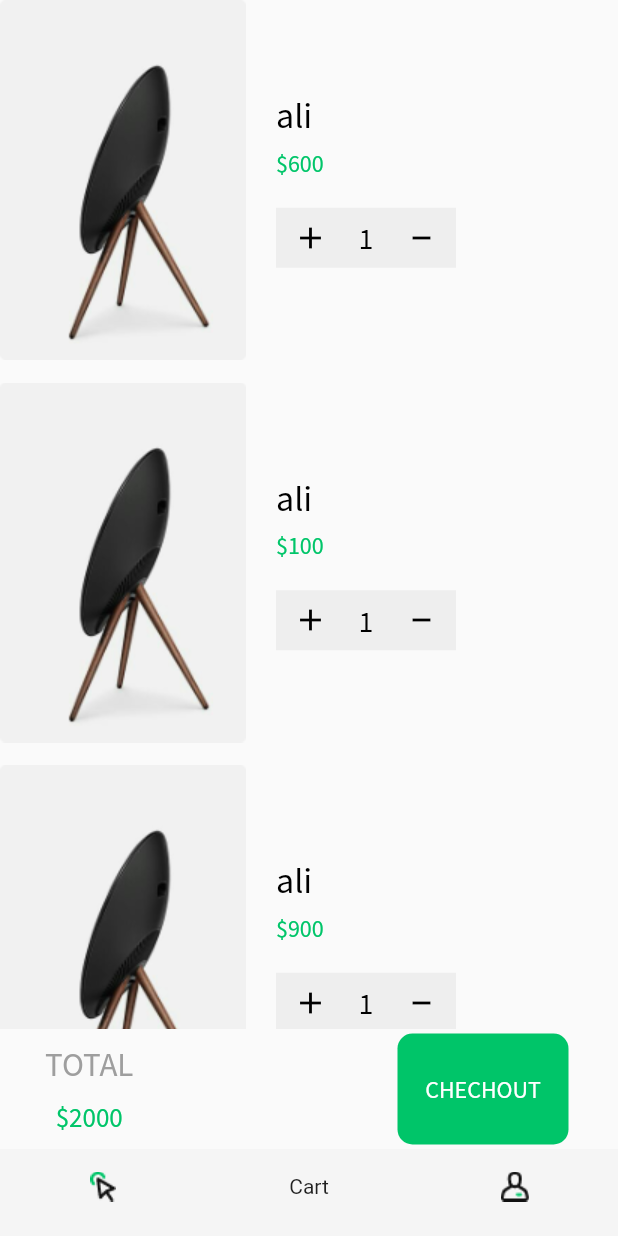
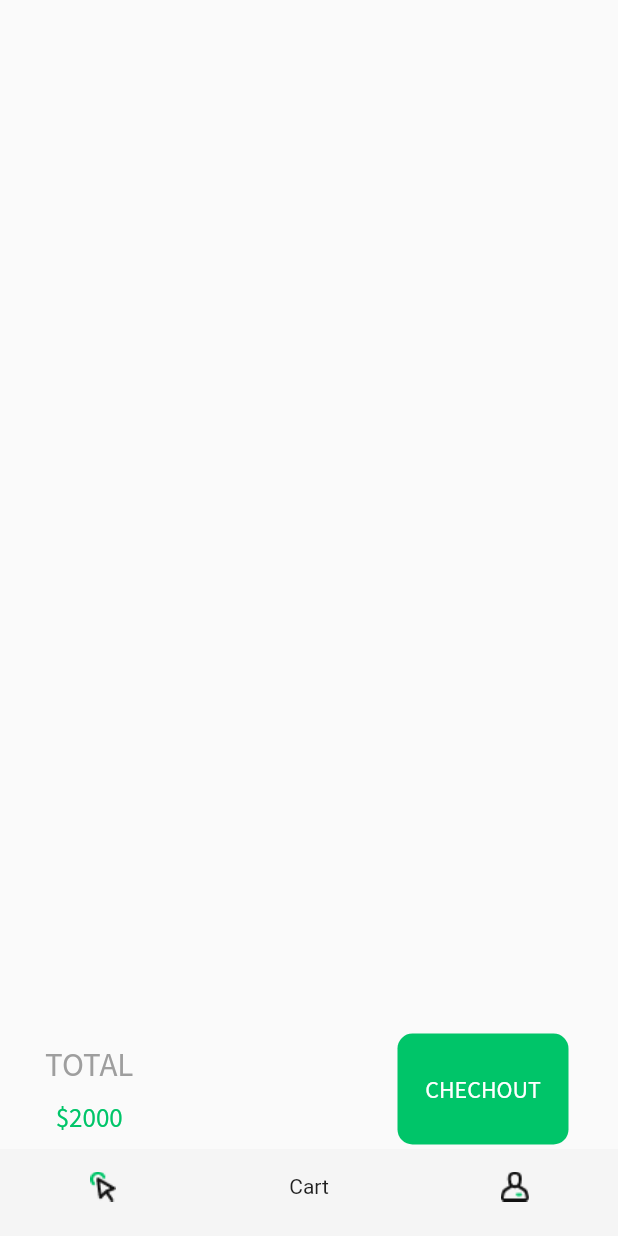
Before and after one commit to AliAlsaeed17/mega_store, a Flutter app: the screen it shows once a user with an empty profile is signed in, item 2 of the bottom bar chosen, on a phone screen of 412 x 824 dp. Run offline on Flutter 3.47's test engine with Material 2 defaults, Android fonts, the phone set to English and light mode, and no system bars; our stand-ins replace cloud_firestore, firebase_auth, firebase_core, get, google_sign_in, sqflite; missing offline and left inert: flutter_login_facebook; accounts and stored records are empty.

Commit message:
Add cart controller funcionality

```diff
--- a/lib/views/cart_screen.dart
+++ b/lib/views/cart_screen.dart
@@ -1,29 +1,9 @@
 import 'package:flutter/material.dart';
+import 'package:get/get.dart';
 import 'package:mega_store/constants.dart';
+import 'package:mega_store/core/controllers/cart_controller.dart';
 import 'package:mega_store/views/widgets/custom_button.dart';
 import 'package:mega_store/views/widgets/custom_text.dart';
-
-List<String> names = [
-  "ali",
-  "ali",
-  "ali",
-  "ali",
-  "ali",
-];
-List<String> images = [
-  "assets/images/chaire.png",
-  "assets/images/chaire.png",
-  "assets/images/chaire.png",
-  "assets/images/chaire.png",
-  "assets/images/chaire.png",
-];
-List<int> prices = [
-  600,
-  100,
-  900,
-  600,
-  200,
-];
 
 class CartScreen extends StatelessWidget {
   const CartScreen({Key? key}) : super(key: key);
@@ -34,53 +14,60 @@ class CartScreen extends StatelessWidget {
       body: Column(
         children: [
           Expanded(
+            child: GetBuilder<CartController>(
+              init: Get.find<CartController>(),
+              builder: (controller) => Padding(
+                padding: const EdgeInsets.all(15),
                 child: Container(
                   child: ListView.separated(
                     separatorBuilder: (context, index) {
-                  return SizedBox(height: 15);
+                      return const SizedBox(height: 15);
                     },
-                itemCount: names.length,
+                    itemCount: controller.products.length,
                     itemBuilder: (context, index) {
                       return Container(
                         child: Row(
                           children: [
-                        Image.asset(images[index]),
+                            Image.network(controller.products[index].image!),
                             Padding(
                               padding: const EdgeInsets.only(left: 20),
                               child: Column(
                                 crossAxisAlignment: CrossAxisAlignment.start,
                                 children: [
                                   CustomText(
-                                text: names[index],
+                                    text: controller.products[index].name!,
                                     fontSize: 24,
                                   ),
-                              SizedBox(height: 7),
+                                  const SizedBox(height: 7),
                                   CustomText(
-                                text: "\$${prices[index].toString()}",
+                                    text:
+                                        "\$${controller.products[index].price.toString()}",
                                     color: kPrimaryColor,
                                   ),
-                              SizedBox(height: 20),
+                                  const SizedBox(height: 20),
                                   Container(
                                     width: 120,
                                     height: 40,
                                     color: Colors.grey.shade200,
                                     child: Row(
-                                  mainAxisAlignment: MainAxisAlignment.center,
+                                      mainAxisAlignment:
+                                          MainAxisAlignment.center,
                                       children: [
-                                    Icon(
+                                        const Icon(
                                           Icons.add,
                                           color: Colors.black,
                                         ),
-                                    SizedBox(width: 20),
-                                    CustomText(
+                                        const SizedBox(width: 20),
+                                        const CustomText(
                                           text: "1",
                                           fontSize: 20,
                                           color: Colors.black,
                                         ),
-                                    SizedBox(width: 20),
+                                        const SizedBox(width: 20),
                                         Container(
-                                      padding: EdgeInsets.only(bottom: 20),
-                                      child: Icon(
+                                          padding:
+                                              const EdgeInsets.only(bottom: 20),
+                                          child: const Icon(
                                             Icons.minimize,
                                             color: Colors.black,
                                           ),
@@ -98,6 +85,8 @@ class CartScreen extends StatelessWidget {
                   ),
                 ),
               ),
+            ),
+          ),
           Padding(
             padding: const EdgeInsets.symmetric(horizontal: 30),
             child: Row(
@@ -105,13 +94,13 @@ class CartScreen extends StatelessWidget {
               children: [
                 Column(
                   children: [
-                    CustomText(
+                    const CustomText(
                       text: "TOTAL",
                       fontSize: 22,
                       color: Colors.grey,
                     ),
-                    SizedBox(height: 10),
-                    CustomText(
+                    const SizedBox(height: 10),
+                    const CustomText(
                       text: "\$2000",
                       color: kPrimaryColor,
                       fontSize: 18,
@@ -121,7 +110,7 @@ class CartScreen extends StatelessWidget {
                 Container(
                   height: 80,
                   width: 120,
-                  padding: EdgeInsets.all(3),
+                  padding: const EdgeInsets.all(3),
                   child: CustomButton(
                     text: "CHECHOUT",
                     onPressed: () {},
```
Lines whose indentation alone changed are shown as unchanged.
